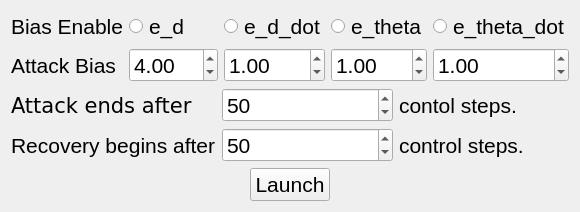
Above: src/gui/ui/attack.ui from CPSEC/probabilistic-recovery before the change. Below: the same form after it.
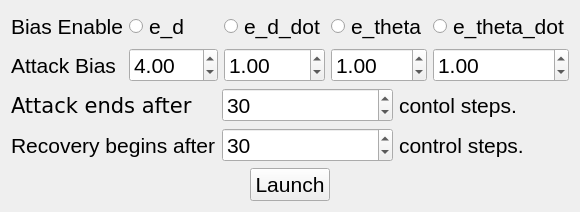
That is the form after the change.

Diff of the .ui file:
```diff
--- a/src/gui/ui/attack.ui
+++ b/src/gui/ui/attack.ui
@@ -150,8 +150,11 @@
          <pointsize>16</pointsize>
         </font>
        </property>
+       <property name="maximum">
+        <number>9999</number>
+       </property>
        <property name="value">
-        <number>50</number>
+        <number>30</number>
        </property>
       </widget>
      </item>
@@ -206,10 +209,10 @@
         </font>
        </property>
        <property name="maximum">
-        <number>999</number>
+        <number>9999</number>
        </property>
        <property name="value">
-        <number>50</number>
+        <number>30</number>
        </property>
       </widget>
      </item>
```
